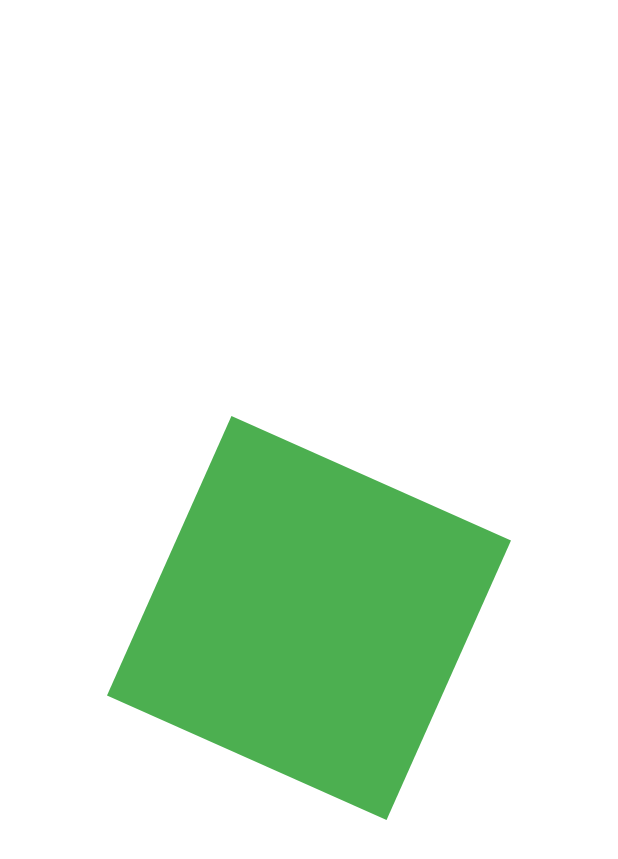
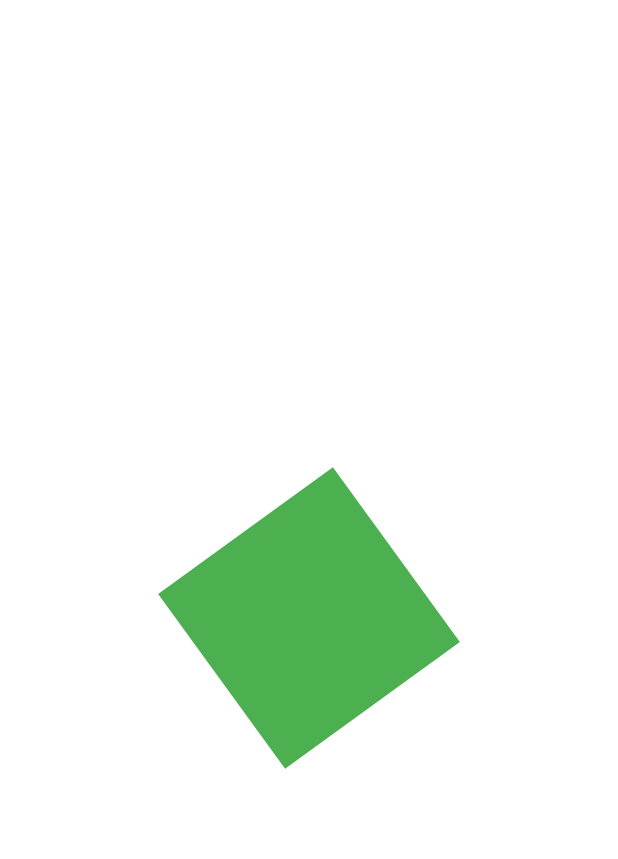
Before and after one commit to ocalvet/flutter_animations_tutorial, a Flutter app: the first screen one second after launch, on a phone screen of 412 x 824 dp. Shown: the top 859 px of the screen. Run offline on Flutter 3.47's test engine with Material 2 defaults, Android fonts, the phone set to English and light mode, and no system bars.

Commit message:
Speed up animation

```diff
--- a/lib/growing_square.dart
+++ b/lib/growing_square.dart
@@ -17,7 +17,7 @@ class _GrowingSquareState extends State<GrowingSquare>
   initState() {
     super.initState();
     controller = AnimationController(
-      duration: const Duration(milliseconds: 3000),
+      duration: const Duration(milliseconds: 1000),
       vsync: this,
     );
     rotation = Tween(begin: 0.0, end: 360.0).animate(controller)
```
